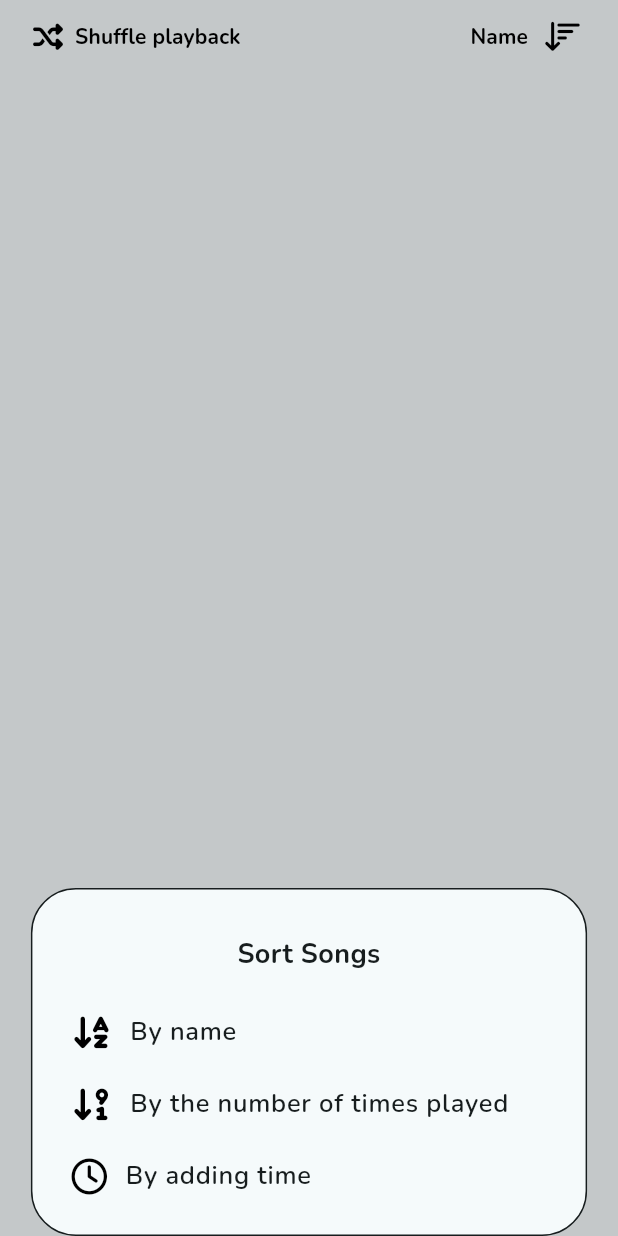
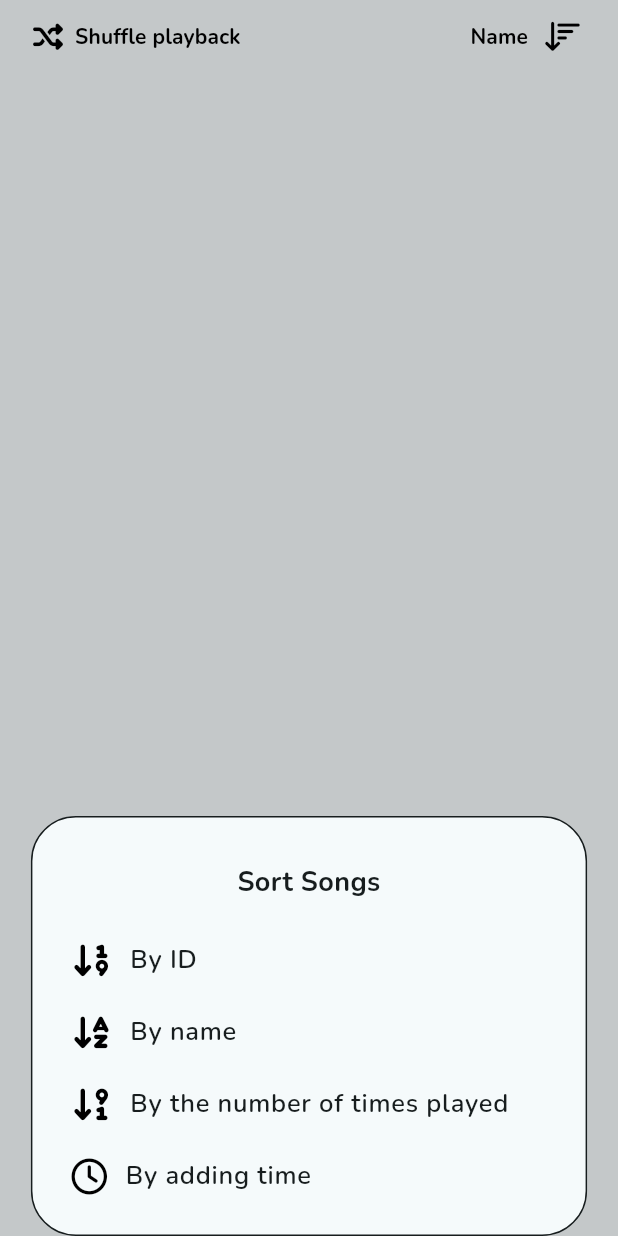
Before and after one commit to Bill-GD/music_player_app, a Flutter app: the SongList widget shown alone on an empty page, opened directly with empty values, after a tap on "Name", on a phone screen of 412 x 824 dp. Run offline on Flutter 3.47's test engine with Material 3 defaults, Android fonts, the phone set to English and light mode, and no system bars; our stand-ins replace audio_service, audio_video_progress_bar, connectivity_plus, dio, flutter_animate, font_awesome_flutter and 5 more; missing offline and left inert: filesystem_picker, flutter_media_metadata, youtube_explode_dart; accounts and stored records are empty; network calls fail; statements that could not run were skipped.

Commit message:
[dev_release] sort songs by id

```diff
--- a/lib/globals/music_track.dart
+++ b/lib/globals/music_track.dart
@@ -322,6 +322,9 @@ void sortAllSongs([SortOptions? sortType]) {
   Config.currentSortOption = sortType ?? Config.currentSortOption;
   LogHandler.log('Sorting all songs: ${Config.currentSortOption.name}');
   switch (Config.currentSortOption) {
+    case SortOptions.id:
+      tracks.sort((track1, track2) => track1.id.compareTo(track2.id));
+      break;
     case SortOptions.name:
       tracks.sort((track1, track2) => track1.name.toLowerCase().compareTo(track2.name.toLowerCase()));
       break;
--- a/lib/globals/variables.dart
+++ b/lib/globals/variables.dart
@@ -81,6 +81,8 @@ class Config {
 
   static String getSortOptionString() {
     switch (currentSortOption) {
+      case SortOptions.id:
+        return 'ID';
       case SortOptions.name:
         return 'Name';
       case SortOptions.mostPlayed:
@@ -131,6 +133,7 @@ class Config {
 }
 
 enum SortOptions {
+  id,
   name,
   mostPlayed,
   recentlyAdded,
--- a/lib/main_screen/songs_list.dart
+++ b/lib/main_screen/songs_list.dart
@@ -94,11 +94,24 @@ class _SongListState extends State<SongList> with TickerProviderStateMixin {
                           shape: RoundedRectangleBorder(
                             borderRadius: BorderRadius.circular(30),
                           ),
+                          leading: FaIcon(FontAwesomeIcons.arrowDown19, color: iconColor(context)),
+                          title: const Text('By ID', style: bottomSheetText),
+                          onTap: () {
+                            setState(() => sortAllSongs(SortOptions.id));
+                            Navigator.pop(context);
+                            Config.saveConfig();
+                          },
+                        ),
+                        ListTile(
+                          visualDensity: VisualDensity.compact,
+                          shape: RoundedRectangleBorder(
+                            borderRadius: BorderRadius.circular(30),
+                          ),
                           leading: FaIcon(FontAwesomeIcons.arrowDownAZ, color: iconColor(context)),
                           title: const Text('By name', style: bottomSheetText),
                           onTap: () {
                             setState(() => sortAllSongs(SortOptions.name));
-                            Navigator.of(context).pop();
+                            Navigator.pop(context);
                             Config.saveConfig();
                           },
                         ),
@@ -111,7 +124,7 @@ class _SongListState extends State<SongList> with TickerProviderStateMixin {
                           title: const Text('By the number of times played', style: bottomSheetText),
                           onTap: () {
                             setState(() => sortAllSongs(SortOptions.mostPlayed));
-                            Navigator.of(context).pop();
+                            Navigator.pop(context);
                             Config.saveConfig();
                           },
                         ),
@@ -124,7 +137,7 @@ class _SongListState extends State<SongList> with TickerProviderStateMixin {
                           title: const Text('By adding time', style: bottomSheetText),
                           onTap: () {
                             setState(() => sortAllSongs(SortOptions.recentlyAdded));
-                            Navigator.of(context).pop();
+                            Navigator.pop(context);
                             Config.saveConfig();
                           },
                         ),
```
Also changed, not shown: 1 other file.
